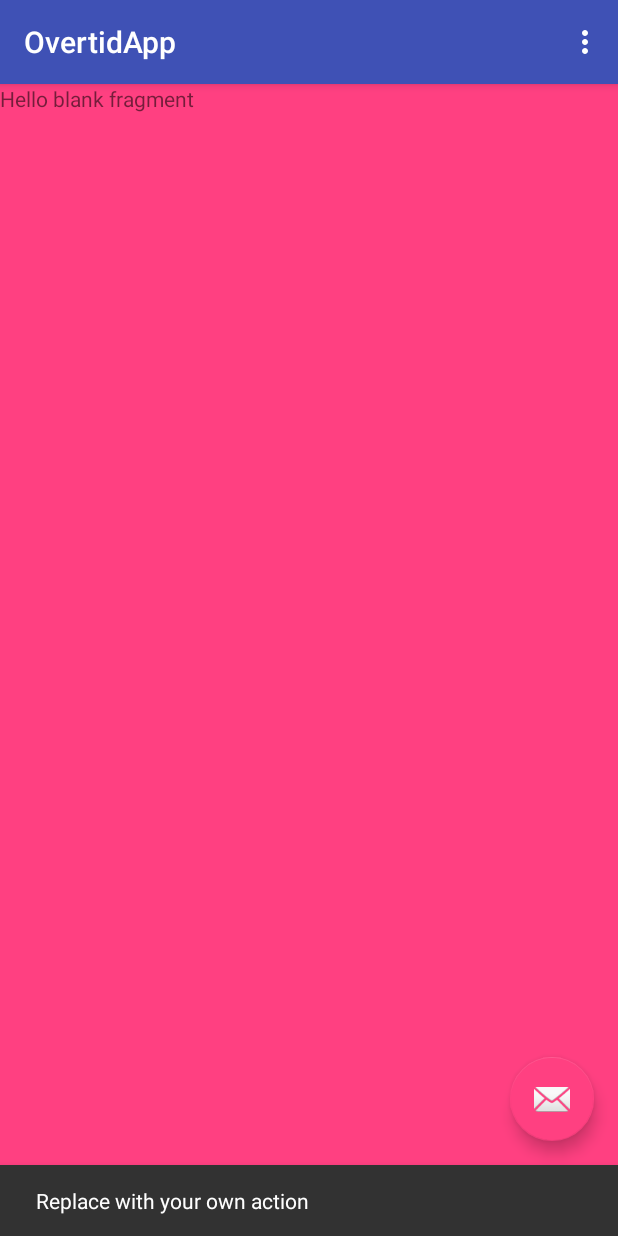
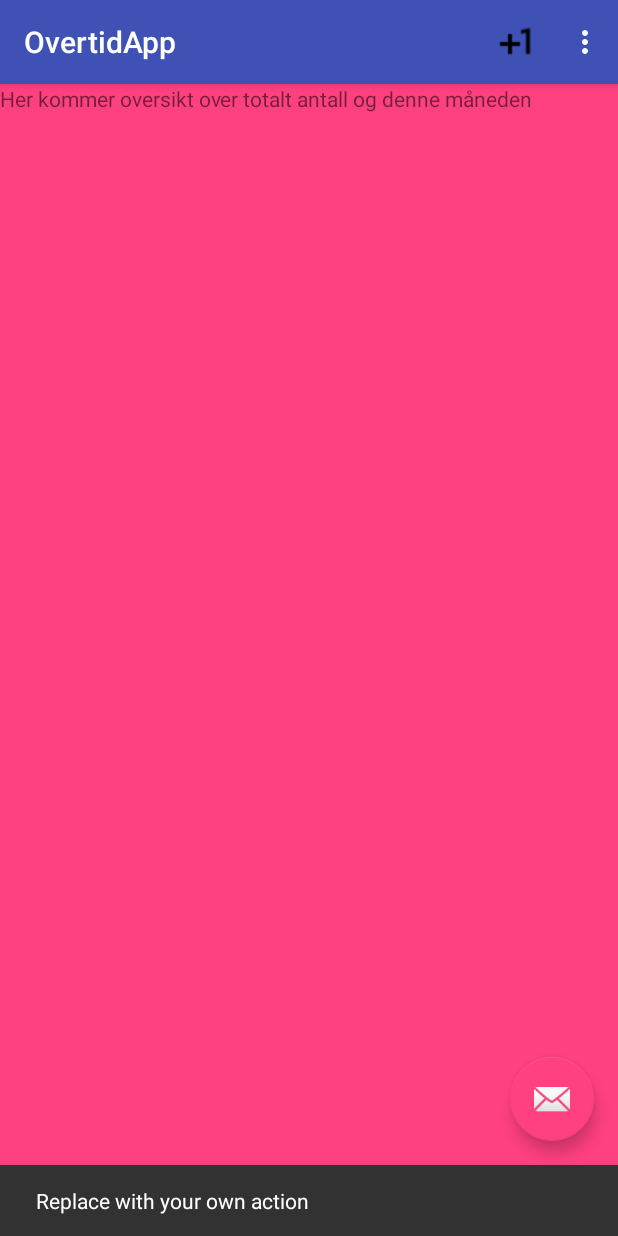
Before and after one commit to Morteen/OverTime, an Android app: the screen it shows after launch (MainActivity), after a tap on an icon or button, on a phone screen of 412 x 824 dp. Run offline under Robolectric (Android 15) with nearby library versions, the phone set to English and light mode, and no system bars.

Commit message:
Lagde en dialogbox for å legge inn over tid i mainact

```diff
--- a/OvertidApp/app/src/main/java/com/example/morten/overtidapp/FragmentOne.java
+++ b/OvertidApp/app/src/main/java/com/example/morten/overtidapp/FragmentOne.java
@@ -6,6 +6,7 @@ import android.app.Fragment;
 import android.view.LayoutInflater;
 import android.view.View;
 import android.view.ViewGroup;
+import android.widget.TextView;
 
 
 /**
@@ -13,7 +14,7 @@ import android.view.ViewGroup;
  */
 public class FragmentOne extends android.support.v4.app.Fragment {
 
-
+TextView text;
     public FragmentOne() {
         // Required empty public constructor
     }
@@ -23,7 +24,11 @@ public class FragmentOne extends android.support.v4.app.Fragment {
     public View onCreateView(LayoutInflater inflater, ViewGroup container,
                              Bundle savedInstanceState) {
         // Inflate the layout for this fragment
+
         View view= inflater.inflate(R.layout.fragment_fragment_one2, container, false);
+        text=(TextView)view.findViewById(R.id.text);
+        //text.setText(MainActivity.overtid.indexOf(0));
+
         return view;
     }
 
--- a/OvertidApp/app/src/main/res/layout/fragment_fragment_one2.xml
+++ b/OvertidApp/app/src/main/res/layout/fragment_fragment_one2.xml
@@ -7,8 +7,14 @@
 
     <!-- TODO: Update blank fragment layout -->
     <TextView
+
         android:layout_width="match_parent"
         android:layout_height="match_parent"
-        android:text="@string/hello_blank_fragment" />
+        android:text="@string/fragEntest" />
+    <TextView
+        android:id="@+id/text"
+        android:layout_width="match_parent"
+        android:layout_height="match_parent"
+         />
 
 </FrameLayout>
--- a/OvertidApp/app/src/main/res/menu/menu_main.xml
+++ b/OvertidApp/app/src/main/res/menu/menu_main.xml
@@ -7,4 +7,10 @@
         android:orderInCategory="100"
         android:title="@string/action_settings"
         app:showAsAction="never" />
+    <item
+        android:id="@+id/action_add"
+        android:orderInCategory="100"
+        android:icon="@drawable/ic_plus_one_black_24dp"
+        android:title="Legg till"
+        app:showAsAction="always" />
 </menu>
--- a/OvertidApp/app/src/main/res/values/strings.xml
+++ b/OvertidApp/app/src/main/res/values/strings.xml
@@ -4,4 +4,5 @@
 
     <!-- TODO: Remove or change this placeholder text -->
     <string name="hello_blank_fragment">Hello blank fragment</string>
+    <string name="fragEntest">Her kommer oversikt over totalt antall og denne måneden</string>
 </resources>
```
Also changed, not shown: OvertidApp/app/src/main/java/com/example/morten/overtidapp/MainActivity.java (+62 -2 lines), OvertidApp/app/src/main/java/com/example/morten/overtidapp/Overtid.java (added, +30 -0 lines), OvertidApp/app/src/main/res/layout/layout_dialogbox.xml (added, +67 -0 lines), OvertidApp/app/src/main/res/drawable/ic_plus_one_black_24dp.png (added).
